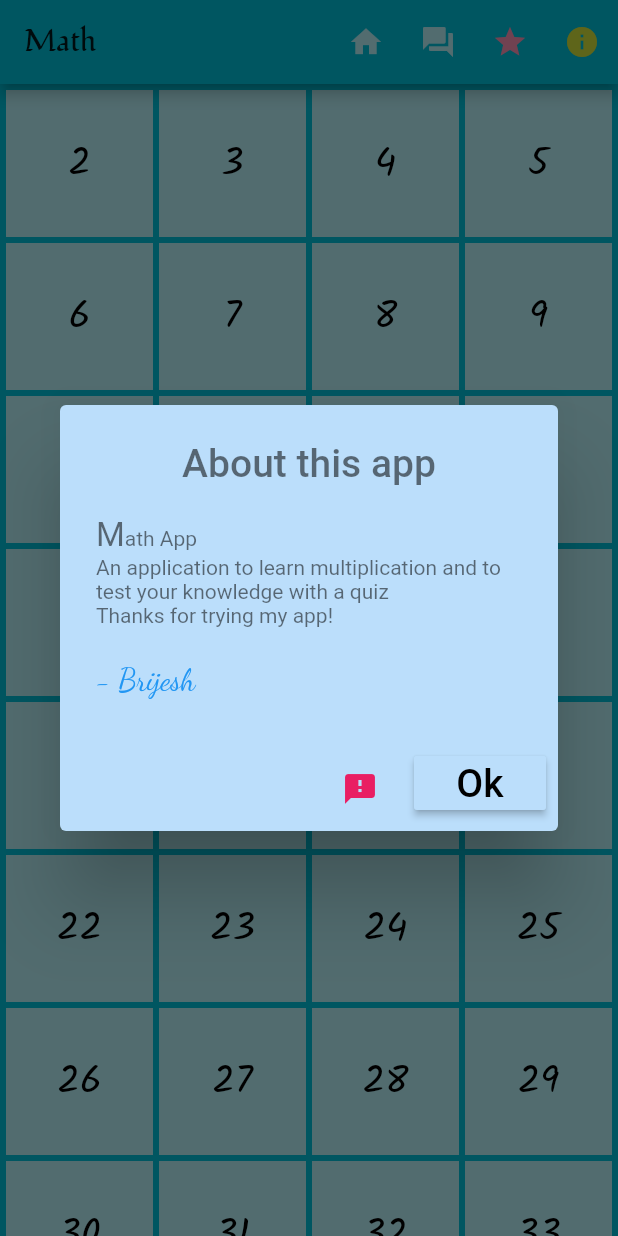
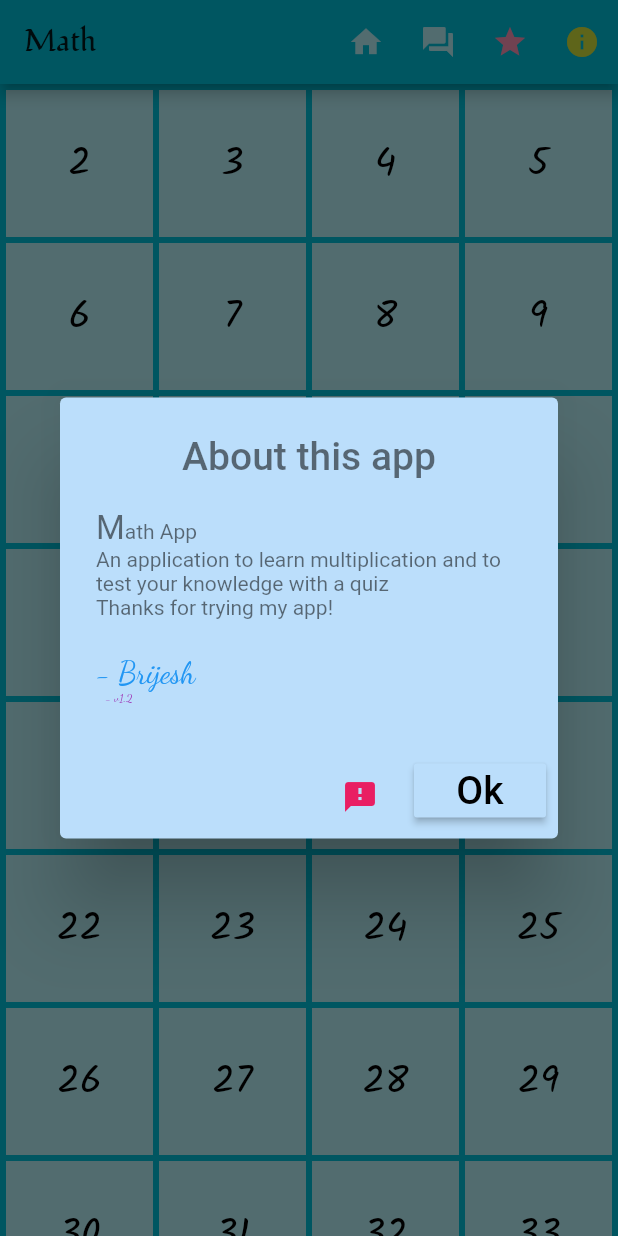
Before and after one commit to ammanath/mult_tables, a Flutter app: the screen it shows after launch, scrolled down 576 dp, after a tap on the "home" icon, after a tap on the "info" icon, on a phone screen of 412 x 824 dp. Run offline on Flutter 3.47's test engine with Material 2 defaults, Android fonts, the phone set to English and light mode, and no system bars; our stand-ins replace argon_buttons_flutter, awesome_dialog, google_fonts, rating_dialog, shared_preferences; missing offline and left inert: firebase_admob, launch_review, nice_button; accounts and stored records are empty; Roboto replaces fonts that are missing (Amarante).

Commit message:
version update

```diff
--- a/lib/pages/aboutButtonWidget.dart
+++ b/lib/pages/aboutButtonWidget.dart
@@ -25,6 +25,7 @@ class AboutButton extends StatelessWidget {
     String email = 'mailto:mathapp@ammanath.com?subject=Feedback_about_mathapp';
     String thanks = '\nThanks for trying my app! ';
     String signature = '\n\n- Brijesh';
+    String version = '\n\t\t\t- v1.2';
     showDialog(
         context: context,
         barrierDismissible: true,
@@ -51,7 +52,11 @@ class AboutButton extends StatelessWidget {
                   TextSpan(
                       text: signature,
                       style: GoogleFonts.dancingScript(
-                          fontSize: 20, color: Colors.blue))
+                          fontSize: 20, color: Colors.blue)),
+                  TextSpan(
+                      text: version,
+                      style: GoogleFonts.dancingScript(
+                          fontSize:8, color: Colors.purple))
                 ],
               ),
             ),
--- a/pubspec.yaml
+++ b/pubspec.yaml
@@ -15,7 +15,7 @@ publish_to: 'none' # Remove this line if you wish to publish to pub.dev
 # In iOS, build-name is used as CFBundleShortVersionString while build-number used as CFBundleVersion.
 # Read more about iOS versioning at
 # https://developer.apple.com/library/archive/documentation/General/Reference/InfoPlistKeyReference/Articles/CoreFoundationKeys.html
-version: 1.0.0+1
+version: 1.0.0+2
 
 environment:
   sdk: ">=2.7.0 <3.0.0"
```
